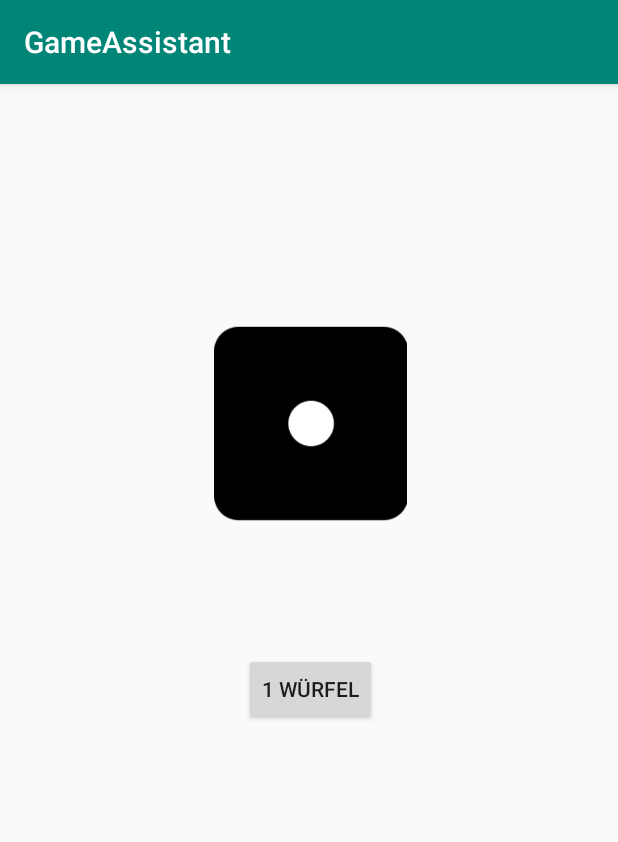
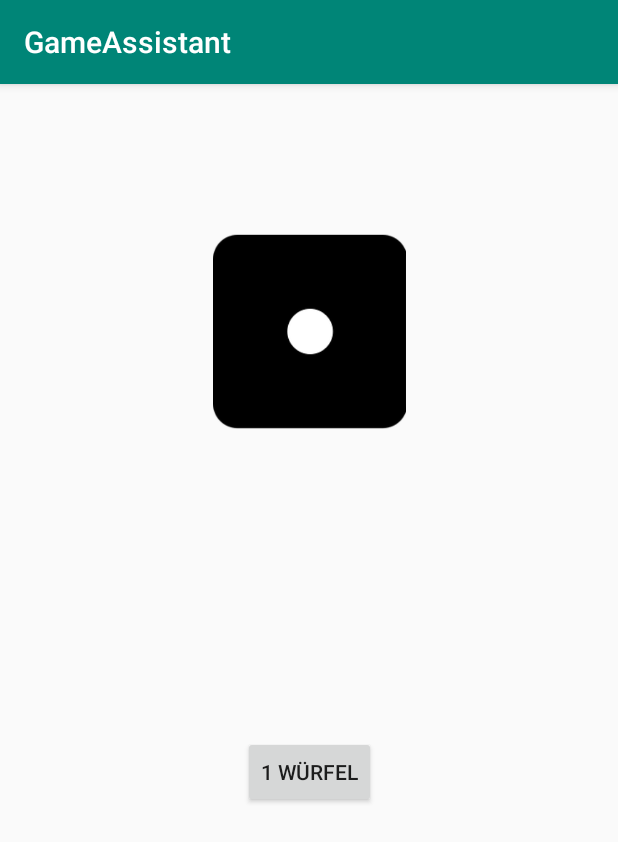
Before and after one commit to Hotzenplotz1337/App, an Android app: the Wuerfeln screen opened directly, with no data from a screen before it, on a phone screen of 412 x 824 dp. Shown: the top 842 px of the screen. Run offline under Robolectric (Android 15) with nearby library versions, the phone set to English and light mode, and no system bars.

Commit message:
Würfeln funktionstüchtig (Bilder müssen noch ersetzt werden)

```diff
--- a/app/src/main/AndroidManifest.xml
+++ b/app/src/main/AndroidManifest.xml
@@ -9,6 +9,7 @@
         android:roundIcon="@mipmap/ic_launcher_round"
         android:supportsRtl="true"
         android:theme="@style/AppTheme">
+        <activity android:name=".Rechner"></activity>
         <activity android:name=".MainActivity">
             <intent-filter>
                 <action android:name="android.intent.action.MAIN" />
@@ -18,7 +19,7 @@
         </activity>
         <activity android:name=".Wuerfeln" />
         <activity android:name=".StadtLandFluss" />
-        <activity android:name=".NamenLosen"></activity>
+        <activity android:name=".NamenLosen" />
     </application>
 
 </manifest>
--- a/app/src/main/res/layout/activity_wuerfeln.xml
+++ b/app/src/main/res/layout/activity_wuerfeln.xml
@@ -11,9 +11,10 @@
         android:layout_width="130dp"
         android:layout_height="130dp"
         android:layout_marginStart="141dp"
-        android:layout_marginTop="161dp"
+        android:layout_marginTop="100dp"
         android:layout_marginEnd="140dp"
         app:layout_constraintEnd_toEndOf="parent"
+        app:layout_constraintHorizontal_bias="0.0"
         app:layout_constraintStart_toStartOf="parent"
         app:layout_constraintTop_toTopOf="parent"
         app:srcCompat="@drawable/w1" />
@@ -24,11 +25,12 @@
         android:layout_height="wrap_content"
         android:layout_marginStart="162dp"
         android:layout_marginEnd="160dp"
-        android:layout_marginBottom="94dp"
+        android:layout_marginBottom="100dp"
         android:onClick="wuerfeln1"
         android:text="1 Würfel"
         app:layout_constraintBottom_toTopOf="@+id/ergebnisview"
         app:layout_constraintEnd_toEndOf="parent"
+        app:layout_constraintHorizontal_bias="0.0"
         app:layout_constraintStart_toStartOf="parent" />
 
     <ImageView
@@ -36,9 +38,10 @@
         android:layout_width="130dp"
         android:layout_height="130dp"
         android:layout_marginStart="141dp"
-        android:layout_marginTop="161dp"
+        android:layout_marginTop="100dp"
         android:layout_marginEnd="140dp"
         app:layout_constraintEnd_toEndOf="parent"
+        app:layout_constraintHorizontal_bias="0.0"
         app:layout_constraintStart_toStartOf="parent"
         app:layout_constraintTop_toTopOf="parent"
         app:srcCompat="@drawable/w2" />
@@ -49,11 +52,12 @@
         android:layout_height="wrap_content"
         android:layout_marginStart="162dp"
         android:layout_marginEnd="160dp"
-        android:layout_marginBottom="94dp"
+        android:layout_marginBottom="100dp"
         android:onClick="wuerfeln2"
         android:text="2 Würfel"
         app:layout_constraintBottom_toTopOf="@+id/ergebnisview"
         app:layout_constraintEnd_toEndOf="parent"
+        app:layout_constraintHorizontal_bias="0.0"
         app:layout_constraintStart_toStartOf="parent" />
 
     <ImageView
@@ -61,9 +65,10 @@
         android:layout_width="130dp"
         android:layout_height="130dp"
         android:layout_marginStart="141dp"
-        android:layout_marginTop="161dp"
+        android:layout_marginTop="100dp"
         android:layout_marginEnd="140dp"
         app:layout_constraintEnd_toEndOf="parent"
+        app:layout_constraintHorizontal_bias="0.0"
         app:layout_constraintStart_toStartOf="parent"
         app:layout_constraintTop_toTopOf="parent"
         app:srcCompat="@drawable/w3" />
@@ -74,11 +79,12 @@
         android:layout_height="wrap_content"
         android:layout_marginStart="162dp"
         android:layout_marginEnd="160dp"
-        android:layout_marginBottom="94dp"
+        android:layout_marginBottom="100dp"
         android:onClick="wuerfeln3"
         android:text="3 Würfel"
         app:layout_constraintBottom_toTopOf="@+id/ergebnisview"
         app:layout_constraintEnd_toEndOf="parent"
+        app:layout_constraintHorizontal_bias="0.0"
         app:layout_constraintStart_toStartOf="parent" />
 
     <ImageView
@@ -86,9 +92,10 @@
         android:layout_width="130dp"
         android:layout_height="130dp"
         android:layout_marginStart="141dp"
-        android:layout_marginTop="161dp"
+        android:layout_marginTop="100dp"
         android:layout_marginEnd="140dp"
         app:layout_constraintEnd_toEndOf="parent"
+        app:layout_constraintHorizontal_bias="0.0"
         app:layout_constraintStart_toStartOf="parent"
         app:layout_constraintTop_toTopOf="parent"
         app:srcCompat="@drawable/w4" />
@@ -99,11 +106,12 @@
         android:layout_height="wrap_content"
         android:layout_marginStart="162dp"
         android:layout_marginEnd="160dp"
-        android:layout_marginBottom="94dp"
+        android:layout_marginBottom="100dp"
         android:onClick="wuerfeln4"
         android:text="4 Würfel"
         app:layout_constraintBottom_toTopOf="@+id/ergebnisview"
         app:layout_constraintEnd_toEndOf="parent"
+        app:layout_constraintHorizontal_bias="0.0"
         app:layout_constraintStart_toStartOf="parent" />
 
     <ImageView
@@ -111,9 +119,10 @@
         android:layout_width="130dp"
         android:layout_height="130dp"
         android:layout_marginStart="141dp"
-        android:layout_marginTop="161dp"
+        android:layout_marginTop="100dp"
         android:layout_marginEnd="140dp"
         app:layout_constraintEnd_toEndOf="parent"
+        app:layout_constraintHorizontal_bias="0.0"
         app:layout_constraintStart_toStartOf="parent"
         app:layout_constraintTop_toTopOf="parent"
         app:srcCompat="@drawable/w5" />
@@ -124,11 +133,12 @@
         android:layout_height="wrap_content"
         android:layout_marginStart="162dp"
         android:layout_marginEnd="160dp"
-        android:layout_marginBottom="94dp"
+        android:layout_marginBottom="100dp"
         android:onClick="wuerfeln5"
         android:text="5 Würfel"
         app:layout_constraintBottom_toTopOf="@+id/ergebnisview"
         app:layout_constraintEnd_toEndOf="parent"
+        app:layout_constraintHorizontal_bias="0.0"
         app:layout_constraintStart_toStartOf="parent" />
 
     <TextView
@@ -137,12 +147,13 @@
         android:layout_height="85dp"
         android:layout_marginStart="12dp"
         android:layout_marginEnd="12dp"
-        android:layout_marginBottom="161dp"
+        android:layout_marginBottom="100dp"
         android:text=""
         android:textAlignment="center"
         android:textSize="70sp"
         app:layout_constraintBottom_toBottomOf="parent"
         app:layout_constraintEnd_toEndOf="parent"
+        app:layout_constraintHorizontal_bias="1.0"
         app:layout_constraintStart_toStartOf="parent" />
 
 </android.support.constraint.ConstraintLayout>
```
Also changed, not shown: app/src/main/java/de/ml/gameassistant/Rechner.java (added, +13 -0 lines), app/src/main/res/layout/activity_rechner.xml (added, +16 -0 lines), app/src/main/res/drawable/w2.png (added).
